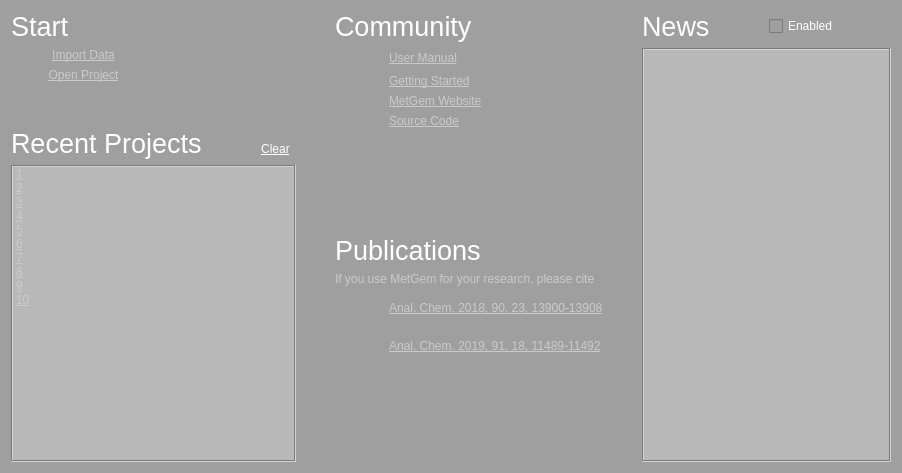
The window that metgem_app/ui/widgets/welcome_widget.ui (metgem/metgem) describes before a commit, drawn with Qt 5.
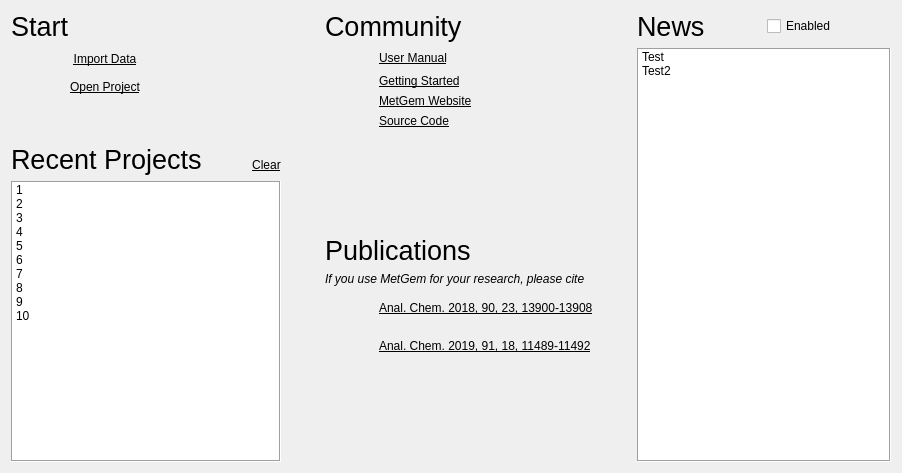
The same window after the commit. Icons and pictures are not drawn.

```diff
--- a/metgem_app/ui/widgets/welcome_widget.ui
+++ b/metgem_app/ui/widgets/welcome_widget.ui
@@ -13,19 +13,117 @@
   <property name="windowTitle">
    <string>Form</string>
   </property>
-  <property name="styleSheet">
-   <string notr="true">background-color: palette(dark);</string>
-  </property>
   <layout class="QHBoxLayout" name="horizontalLayout">
    <item>
     <layout class="QGridLayout" name="gridLayout_4">
-     <item row="0" column="0" colspan="6">
-      <widget class="QLabel" name="label">
+     <item row="5" column="5">
+      <widget class="QPushButton" name="btClearRecentProjects">
+       <property name="sizePolicy">
+        <sizepolicy hsizetype="Minimum" vsizetype="Minimum">
+         <horstretch>0</horstretch>
+         <verstretch>0</verstretch>
+        </sizepolicy>
+       </property>
+       <property name="maximumSize">
+        <size>
+         <width>16777215</width>
+         <height>32</height>
+        </size>
+       </property>
+       <property name="cursor">
+        <cursorShape>PointingHandCursor</cursorShape>
+       </property>
+       <property name="toolTip">
+        <string>Clear the recent projects list</string>
+       </property>
+       <property name="statusTip">
+        <string>Clear the recent projects list</string>
+       </property>
        <property name="styleSheet">
-        <string notr="true">font-size: 20pt; color: palette(base);</string>
+        <string notr="true">QPushButton
+{
+	text-decoration: underline;
+	border: none;
+}</string>
        </property>
        <property name="text">
-        <string>Start</string>
+        <string>Clear</string>
+       </property>
+       <property name="flat">
+        <bool>true</bool>
+       </property>
+      </widget>
+     </item>
+     <item row="5" column="4">
+      <spacer name="horizontalSpacer_5">
+       <property name="orientation">
+        <enum>Qt::Horizontal</enum>
+       </property>
+       <property name="sizeType">
+        <enum>QSizePolicy::Maximum</enum>
+       </property>
+       <property name="sizeHint" stdset="0">
+        <size>
+         <width>40</width>
+         <height>20</height>
+        </size>
+       </property>
+      </spacer>
+     </item>
+     <item row="2" column="3" colspan="3">
+      <spacer name="horizontalSpacer_2">
+       <property name="orientation">
+        <enum>Qt::Horizontal</enum>
+       </property>
+       <property name="sizeType">
+        <enum>QSizePolicy::Expanding</enum>
+       </property>
+       <property name="sizeHint" stdset="0">
+        <size>
+         <width>0</width>
+         <height>0</height>
+        </size>
+       </property>
+      </spacer>
+     </item>
+     <item row="2" column="2">
+      <widget class="QPushButton" name="btOpenProject">
+       <property name="cursor">
+        <cursorShape>PointingHandCursor</cursorShape>
+       </property>
+       <property name="toolTip">
+        <string>Load a previously saved project file</string>
+       </property>
+       <property name="statusTip">
+        <string>Load a previously saved project file</string>
+       </property>
+       <property name="styleSheet">
+        <string notr="true">QPushButton
+{
+	text-decoration: underline;
+}</string>
+       </property>
+       <property name="text">
+        <string>Open Project</string>
+       </property>
+       <property name="iconSize">
+        <size>
+         <width>32</width>
+         <height>32</height>
+        </size>
+       </property>
+       <property name="flat">
+        <bool>true</bool>
+       </property>
+      </widget>
+     </item>
+     <item row="4" column="0" rowspan="2" colspan="4">
+      <widget class="QLabel" name="label_4">
+       <property name="styleSheet">
+        <string notr="true">font-size: 20pt;</string>
+       </property>
+       <property name="text">
+        <string>Recent Projects</string>
        </property>
        <property name="alignment">
         <set>Qt::AlignBottom|Qt::AlignLeading|Qt::AlignLeft</set>
@@ -40,21 +138,6 @@
        <property name="autoFillBackground">
         <bool>true</bool>
        </property>
-       <property name="styleSheet">
-        <string notr="true">QListWidget
-{
-	text-decoration: underline;
-	color: palette(midlight);
-	background-color: palette(mid);
-	selection-background-color: palette(mid);
-}
-
-QToolTip
-{
-	color: palette(tooltiptext);
-	background-color: palette(tooltip);
-}</string>
-       </property>
        <property name="frameShape">
         <enum>QFrame::Box</enum>
        </property>
@@ -73,6 +156,9 @@
        <property name="textElideMode">
         <enum>Qt::ElideMiddle</enum>
        </property>
+       <property name="spacing">
+        <number>1</number>
+       </property>
        <property name="uniformItemSizes">
         <bool>true</bool>
        </property>
@@ -131,80 +217,6 @@
        </item>
       </widget>
      </item>
-     <item row="4" column="0" rowspan="2" colspan="4">
-      <widget class="QLabel" name="label_4">
-       <property name="styleSheet">
-        <string notr="true">font-size: 20pt; color: palette(base);</string>
-       </property>
-       <property name="text">
-        <string>Recent Projects</string>
-       </property>
-       <property name="alignment">
-        <set>Qt::AlignBottom|Qt::AlignLeading|Qt::AlignLeft</set>
-       </property>
-      </widget>
-     </item>
-     <item row="5" column="4">
-      <spacer name="horizontalSpacer_5">
-       <property name="orientation">
-        <enum>Qt::Horizontal</enum>
-       </property>
-       <property name="sizeType">
-        <enum>QSizePolicy::Maximum</enum>
-       </property>
-       <property name="sizeHint" stdset="0">
-        <size>
-         <width>40</width>
-         <height>20</height>
-        </size>
-       </property>
-      </spacer>
-     </item>
-     <item row="5" column="5">
-      <widget class="QPushButton" name="btClearRecentProjects">
-       <property name="sizePolicy">
-        <sizepolicy hsizetype="Minimum" vsizetype="Minimum">
-         <horstretch>0</horstretch>
-         <verstretch>0</verstretch>
-        </sizepolicy>
-       </property>
-       <property name="maximumSize">
-        <size>
-         <width>16777215</width>
-         <height>32</height>
-        </size>
-       </property>
-       <property name="cursor">
-        <cursorShape>PointingHandCursor</cursorShape>
-       </property>
-       <property name="toolTip">
-        <string>Clear the recent projects list</string>
-       </property>
-       <property name="statusTip">
-        <string>Clear the recent projects list</string>
-       </property>
-       <property name="styleSheet">
-        <string notr="true">QPushButton
-{
-	text-decoration: underline;
-	color: palette(base);
-	border: none;
-}
-
-QToolTip
-{
-	color: palette(tooltiptext);
-	background-color: palette(tooltip);
-}</string>
-       </property>
-       <property name="text">
-        <string>Clear</string>
-       </property>
-       <property name="flat">
-        <bool>true</bool>
-       </property>
-      </widget>
-     </item>
      <item row="3" column="1" colspan="5">
       <spacer name="verticalSpacer">
        <property name="orientation">
@@ -221,125 +233,64 @@
        </property>
       </spacer>
      </item>
-     <item row="4" column="5">
-      <spacer name="verticalSpacer_3">
-       <property name="orientation">
-        <enum>Qt::Vertical</enum>
-       </property>
-       <property name="sizeType">
-        <enum>QSizePolicy::Maximum</enum>
-       </property>
-       <property name="sizeHint" stdset="0">
+     <item row="2" column="1">
+      <widget class="QLabel" name="label_19">
+       <property name="maximumSize">
         <size>
-         <width>20</width>
-         <height>5</height>
+         <width>32</width>
+         <height>32</height>
         </size>
        </property>
-      </spacer>
-     </item>
-     <item row="1" column="1" colspan="2">
-      <widget class="QPushButton" name="btImportData">
-       <property name="cursor">
-        <cursorShape>PointingHandCursor</cursorShape>
-       </property>
-       <property name="toolTip">
-        <string>Import a spectra list and compute scores</string>
-       </property>
-       <property name="statusTip">
-        <string>Import a spectra list and compute scores</string>
-       </property>
-       <property name="styleSheet">
-        <string notr="true">QPushButton
-{
-	text-decoration: underline;
-	color: palette(midlight);
-	border: none;
-}
-
-QToolTip
-{
-	color: palette(tooltiptext);
-	background-color: palette(tooltip);
-}</string>
-       </property>
-       <property name="text">
-        <string>Import Data</string>
-       </property>
-       <property name="icon">
-        <iconset resource="../ui.qrc">
-         <normaloff>:/icons/images/import-mgf.svg</normaloff>:/icons/images/import-mgf.svg</iconset>
-       </property>
-       <property name="iconSize">
+       <property name="baseSize">
         <size>
          <width>32</width>
          <height>32</height>
         </size>
        </property>
-       <property name="flat">
+       <property name="text">
+        <string/>
+       </property>
+       <property name="pixmap">
+        <pixmap resource="../../../../metgem/metgem_app/ui/ui.qrc">:/icons/images/document-open.svg</pixmap>
+       </property>
+       <property name="scaledContents">
         <bool>true</bool>
        </property>
       </widget>
      </item>
-     <item row="2" column="1" colspan="2">
-      <widget class="QPushButton" name="btOpenProject">
-       <property name="cursor">
-        <cursorShape>PointingHandCursor</cursorShape>
-       </property>
-       <property name="toolTip">
-        <string>Load a previously saved project file</string>
-       </property>
-       <property name="statusTip">
-        <string>Load a previously saved project file</string>
-       </property>
+     <item row="0" column="0" colspan="6">
+      <widget class="QLabel" name="label">
        <property name="styleSheet">
-        <string notr="true">QPushButton
-{
-	text-decoration: underline;
-	color: palette(midlight);
-	border: none;
-}
-
-QToolTip
-{
-	color: palette(tooltiptext);
-	background-color: palette(tooltip);
-}</string>
+        <string notr="true">font-size: 20pt;</string>
        </property>
        <property name="text">
-        <string>Open Project</string>
+        <string>Start</string>
        </property>
-       <property name="icon">
-        <iconset resource="../ui.qrc">
-         <normaloff>:/icons/images/document-open.svg</normaloff>:/icons/images/document-open.svg</iconset>
+       <property name="alignment">
+        <set>Qt::AlignBottom|Qt::AlignLeading|Qt::AlignLeft</set>
        </property>
-       <property name="iconSize">
+      </widget>
+     </item>
+     <item row="1" column="1">
+      <widget class="QLabel" name="label_20">
+       <property name="maximumSize">
         <size>
          <width>32</width>
          <height>32</height>
         </size>
        </property>
-       <property name="flat">
+       <property name="text">
+        <string/>
+       </property>
+       <property name="pixmap">
+        <pixmap resource="../../../../metgem/metgem_app/ui/ui.qrc">:/icons/images/import-mgf.svg</pixmap>
+       </property>
+       <property name="scaledContents">
         <bool>true</bool>
        </property>
       </widget>
      </item>
-     <item row="1" column="3" colspan="3">
-      <spacer name="horizontalSpacer_2">
-       <property name="orientation">
-        <enum>Qt::Horizontal</enum>
-       </property>
-       <property name="sizeType">
-        <enum>QSizePolicy::Expanding</enum>
-       </property>
-       <property name="sizeHint" stdset="0">
-        <size>
-         <width>0</width>
-         <height>0</height>
-        </size>
-       </property>
-      </spacer>
-     </item>
-     <item row="1" column="0">
+     <item row="2" column="0">
       <widget class="QLabel" name="label_16">
        <property name="maximumSize">
         <size>
@@ -352,6 +303,53 @@
        </property>
       </widget>
      </item>
+     <item row="1" column="2">
+      <widget class="QPushButton" name="btImportData">
+       <property name="cursor">
+        <cursorShape>PointingHandCursor</cursorShape>
+       </property>
+       <property name="toolTip">
+        <string>Import a spectra list and compute scores</string>
+       </property>
+       <property name="statusTip">
+        <string>Import a spectra list and compute scores</string>
+       </property>
+       <property name="styleSheet">
+        <string notr="true">QPushButton
+{
+	text-decoration: underline;
+}</string>
+       </property>
+       <property name="text">
+        <string>Import Data</string>
+       </property>
+       <property name="iconSize">
+        <size>
+         <width>32</width>
+         <height>32</height>
+        </size>
+       </property>
+       <property name="flat">
+        <bool>true</bool>
+       </property>
+      </widget>
+     </item>
+     <item row="4" column="4">
+      <spacer name="verticalSpacer_3">
+       <property name="orientation">
+        <enum>Qt::Vertical</enum>
+       </property>
+       <property name="sizeType">
+        <enum>QSizePolicy::Maximum</enum>
+       </property>
+       <property name="sizeHint" stdset="0">
+        <size>
+         <width>20</width>
+         <height>5</height>
+        </size>
+       </property>
+      </spacer>
+     </item>
     </layout>
    </item>
    <item>
@@ -374,15 +372,8 @@
        <property name="statusTip">
         <string>https://dx.doi.org/10.1021/acs.analchem.9b02802</string>
        </property>
-       <property name="styleSheet">
-        <string notr="true">QToolTip
-{
-	color: palette(tooltiptext);
-	background-color: palette(tooltip);
-}</string>
-       </property>
        <property name="text">
-        <string>&lt;a href=&quot;https://dx.doi.org/10.1021/acs.analchem.9b02802&quot; style=&quot;text-decoration: underline; color: palette(midlight);&quot;&gt;Anal. Chem. 2019, 91, 18, 11489-11492&lt;/a&gt;</string>
+        <string>&lt;a href=&quot;https://dx.doi.org/10.1021/acs.analchem.9b02802&quot; style=&quot;text-decoration: underline; color: palette(text);&quot;&gt;Anal. Chem. 2019, 91, 18, 11489-11492&lt;/a&gt;</string>
        </property>
        <property name="textFormat">
         <enum>Qt::RichText</enum>
@@ -404,7 +395,7 @@
         <string/>
        </property>
        <property name="pixmap">
-        <pixmap resource="../ui.qrc">:/icons/images/git.svg</pixmap>
+        <pixmap resource="../../../../metgem/metgem_app/ui/ui.qrc">:/icons/images/git.svg</pixmap>
        </property>
        <property name="scaledContents">
         <bool>true</bool>
@@ -429,7 +420,7 @@
         <string/>
        </property>
        <property name="pixmap">
-        <pixmap resource="../ui.qrc">:/icons/images/browser.svg</pixmap>
+        <pixmap resource="../../../../metgem/metgem_app/ui/ui.qrc">:/icons/images/browser.svg</pixmap>
        </property>
        <property name="scaledContents">
         <bool>true</bool>
@@ -442,7 +433,7 @@
         <string/>
        </property>
        <property name="pixmap">
-        <pixmap resource="../ui.qrc">:/icons/images/help.svg</pixmap>
+        <pixmap resource="../../../../metgem/metgem_app/ui/ui.qrc">:/icons/images/help.svg</pixmap>
        </property>
       </widget>
      </item>
@@ -464,15 +455,8 @@
        <property name="statusTip">
         <string>https://github.com/metgem/metgem</string>
        </property>
-       <property name="styleSheet">
-        <string notr="true">QToolTip
-{
-	color: palette(tooltiptext);
-	background-color: palette(tooltip);
-}</string>
-       </property>
        <property name="text">
-        <string>&lt;a href=&quot;https://github.com/metgem/metgem&quot; style=&quot;text-decoration: underline; color: palette(midlight);&quot;&gt;Source Code&lt;/a&gt;</string>
+        <string>&lt;a href=&quot;https://github.com/metgem/metgem&quot; style=&quot;text-decoration: underline; color: palette(text);&quot;&gt;Source Code&lt;/a&gt;</string>
        </property>
        <property name="textFormat">
         <enum>Qt::RichText</enum>
@@ -500,7 +484,7 @@
         <string/>
        </property>
        <property name="pixmap">
-        <pixmap resource="../ui.qrc">:/icons/images/academic.svg</pixmap>
+        <pixmap resource="../../../../metgem/metgem_app/ui/ui.qrc">:/icons/images/academic.svg</pixmap>
        </property>
        <property name="scaledContents">
         <bool>true</bool>
@@ -525,7 +509,7 @@
         <string/>
        </property>
        <property name="pixmap">
-        <pixmap resource="../ui.qrc">:/icons/images/academic.svg</pixmap>
+        <pixmap resource="../../../../metgem/metgem_app/ui/ui.qrc">:/icons/images/academic.svg</pixmap>
        </property>
        <property name="scaledContents">
         <bool>true</bool>
@@ -540,15 +524,8 @@
        <property name="statusTip">
         <string>https://metgem.readthedocs.io</string>
        </property>
-       <property name="styleSheet">
-        <string notr="true">QToolTip
-{
-	color: palette(tooltiptext);
-	background-color: palette(tooltip);
-}</string>
-       </property>
        <property name="text">
-        <string>&lt;a href=&quot;https://metgem.readthedocs.io&quot; style=&quot;text-decoration: underline; color: palette(midlight);&quot;&gt;User Manual&lt;/a&gt;</string>
+        <string>&lt;a href=&quot;https://metgem.readthedocs.io&quot; style=&quot;text-decoration: underline; color: palette(text);&quot;&gt;User Manual&lt;/a&gt;</string>
        </property>
        <property name="textFormat">
         <enum>Qt::RichText</enum>
@@ -576,15 +553,8 @@
        <property name="statusTip">
         <string>https://metgem.readthedocs.io/getting_started.html</string>
        </property>
-       <property name="styleSheet">
-        <string notr="true">QToolTip
-{
-	color: palette(tooltiptext);
-	background-color: palette(tooltip);
-}</string>
-       </property>
        <property name="text">
-        <string>&lt;a href=&quot;https://metgem.readthedocs.io/getting_started.html&quot; style=&quot;text-decoration: underline; color: palette(midlight);&quot;&gt;Getting Started&lt;/a&gt;</string>
+        <string>&lt;a href=&quot;https://metgem.readthedocs.io/getting_started.html&quot; style=&quot;text-decoration: underline; color: palette(text);&quot;&gt;Getting Started&lt;/a&gt;</string>
        </property>
        <property name="textFormat">
         <enum>Qt::RichText</enum>
@@ -599,15 +569,8 @@
        <property name="statusTip">
         <string>https://metgem.github.io</string>
        </property>
-       <property name="styleSheet">
-        <string notr="true">QToolTip
-{
-	color: palette(tooltiptext);
-	background-color: palette(tooltip);
-}</string>
-       </property>
        <property name="text">
-        <string>&lt;a href=&quot;https://metgem.github.io&quot; style=&quot;text-decoration: underline; color: palette(midlight);&quot;&gt;MetGem Website&lt;/a&gt;</string>
+        <string>&lt;a href=&quot;https://metgem.github.io&quot; style=&quot;text-decoration: underline; color: palette(text);&quot;&gt;MetGem Website&lt;/a&gt;</string>
        </property>
        <property name="textFormat">
         <enum>Qt::RichText</enum>
@@ -623,7 +586,7 @@
         <string/>
        </property>
        <property name="pixmap">
-        <pixmap resource="../ui.qrc">:/icons/images/help.svg</pixmap>
+        <pixmap resource="../../../../metgem/metgem_app/ui/ui.qrc">:/icons/images/help.svg</pixmap>
        </property>
       </widget>
      </item>
@@ -632,15 +595,8 @@
        <property name="statusTip">
         <string>https://dx.doi.org/10.1021/acs.analchem.8b03099</string>
        </property>
-       <property name="styleSheet">
-        <string notr="true">QToolTip
-{
-	color: palette(tooltiptext);
-	background-color: palette(tooltip);
-}</string>
-       </property>
        <property name="text">
-        <string>&lt;a href=&quot;https://dx.doi.org/10.1021/acs.analchem.8b03099&quot;style=&quot;text-decoration: underline; color: palette(midlight);&quot;&gt;Anal. Chem. 2018, 90, 23, 13900-13908&lt;/a&gt;</string>
+        <string>&lt;a href=&quot;https://dx.doi.org/10.1021/acs.analchem.8b03099&quot;style=&quot;text-decoration: underline; color: palette(text);&quot;&gt;Anal. Chem. 2018, 90, 23, 13900-13908&lt;/a&gt;</string>
        </property>
        <property name="textFormat">
         <enum>Qt::RichText</enum>
@@ -669,7 +625,7 @@
      <item row="0" column="0" colspan="3">
       <widget class="QLabel" name="label_2">
        <property name="styleSheet">
-        <string notr="true">font-size: 20pt; color: palette(base);</string>
+        <string notr="true">font-size: 20pt;</string>
        </property>
        <property name="text">
         <string>Community</string>
@@ -682,7 +638,7 @@
      <item row="6" column="0" colspan="3">
       <widget class="QLabel" name="label_18">
        <property name="styleSheet">
-        <string notr="true">font-size: 20pt; color: palette(base);</string>
+        <string notr="true">font-size: 20pt;</string>
        </property>
        <property name="text">
         <string>Publications</string>
@@ -695,7 +651,7 @@
      <item row="7" column="0" colspan="3">
       <widget class="QLabel" name="label_13">
        <property name="styleSheet">
-        <string notr="true">color: palette(midlight);</string>
+        <string notr="true">font-style: italic;</string>
        </property>
        <property name="text">
         <string>If you use MetGem for your research, please cite</string>
@@ -727,18 +683,6 @@
        <property name="statusTip">
         <string>Show news about MetGem: this needs internet to retrieve information from MetGem's website</string>
        </property>
-       <property name="styleSheet">
-        <string notr="true">QCheckBox
-{
-	color: palette(base);
-}
-
-QToolTip
-{
-	color: palette(tooltiptext);
-	background-color: palette(tooltip);
-}</string>
-       </property>
        <property name="text">
         <string>Enabled</string>
        </property>
@@ -747,7 +691,7 @@
      <item row="0" column="0" rowspan="2">
       <widget class="QLabel" name="lblNews">
        <property name="styleSheet">
-        <string notr="true">font-size: 20pt; color: palette(base);</string>
+        <string notr="true">font-size: 20pt;</string>
        </property>
        <property name="text">
         <string>News</string>
@@ -765,20 +709,6 @@
        <property name="autoFillBackground">
         <bool>true</bool>
        </property>
-       <property name="styleSheet">
-        <string notr="true">QListWidget
-{
-	color: palette(midlight);
-	background-color: palette(mid);
-	selection-background-color: palette(mid);
-}
-
-QToolTip
-{
-	color: palette(tooltiptext);
-	background-color: palette(tooltip);
-}</string>
-       </property>
        <property name="frameShape">
         <enum>QFrame::Box</enum>
        </property>
@@ -797,6 +727,19 @@
        <property name="resizeMode">
         <enum>QListView::Adjust</enum>
        </property>
+       <property name="spacing">
+        <number>2</number>
+       </property>
+       <item>
+        <property name="text">
+         <string>Test</string>
+        </property>
+       </item>
+       <item>
+        <property name="text">
+         <string>Test2</string>
+        </property>
+       </item>
       </widget>
      </item>
     </layout>
```
Left out of the diff: 2 changed lines with no effect on the pictures.
